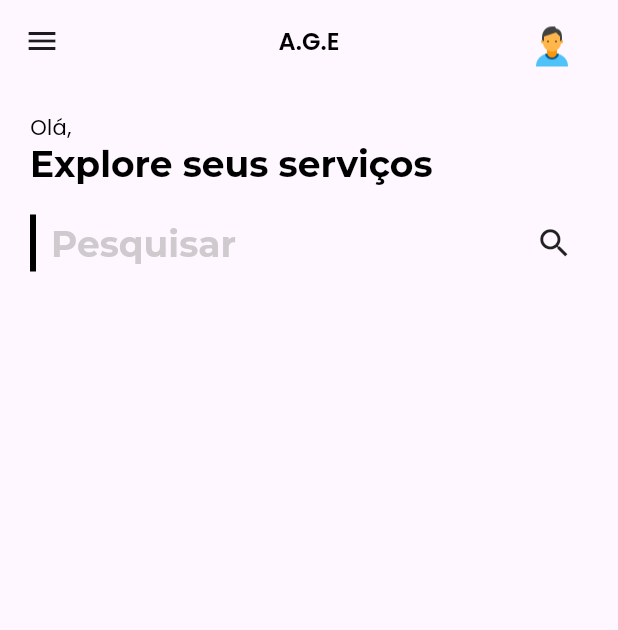
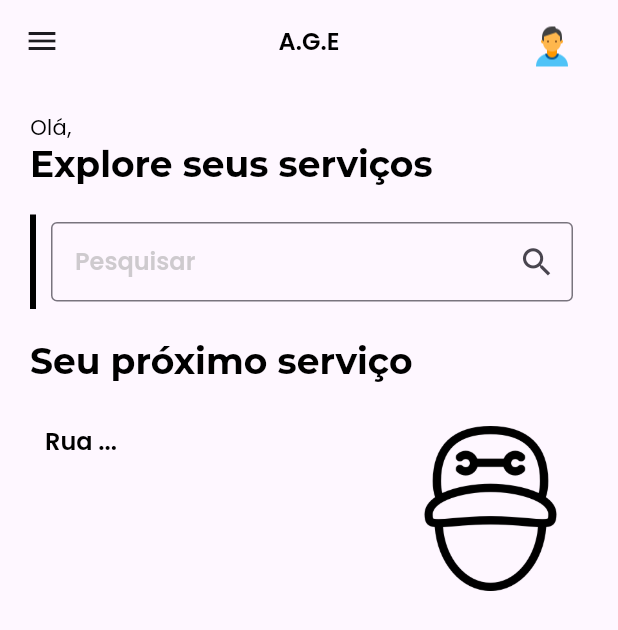
Before and after one commit to BrunoImai/TCC, a Flutter app: the TechnicianHomeScreen screen opened directly, on a phone screen of 412 x 824 dp. Shown: the top 630 px of the screen. Run offline on Flutter 3.47's test engine with Material 3 defaults, Android fonts, the phone set to English and light mode, and no system bars; our stand-ins replace flutter_otp_text_field, get, google_fonts.

Commit message:
Alterações Login, Cadastro, Home
Mudança senha login e cadastro
Continuação tela home

```diff
--- a/front/lib/src/constants/sizes.dart
+++ b/front/lib/src/constants/sizes.dart
@@ -4,3 +4,4 @@ const buttomHeight = 15.0;
 const formHeight = 30.0;
 const homePadding = 20.0;
 const homeCardPadding = 10.0;
+const homeCardHeight = 50.0;
--- a/front/lib/src/features/authentication/screens/login/login_form_widget.dart
+++ b/front/lib/src/features/authentication/screens/login/login_form_widget.dart
@@ -2,7 +2,7 @@ import 'package:flutter/material.dart';
 import 'package:get/get.dart';
 import 'package:get/get_core/src/get_main.dart';
 import 'package:tcc_front/src/features/authentication/screens/forget_password/forget_password_screen.dart';
-import 'package:tcc_front/src/features/core_technician/screens/home_screen/technician_home_screen.dart';
+import 'package:tcc_front/src/features/core/screens/home_screen/technician_home_screen.dart';
 
 import '../../../../constants/sizes.dart';
 import '../../../../constants/text_strings.dart';
@@ -29,6 +29,7 @@ class LoginForm extends StatelessWidget {
             ),
             const SizedBox(height: formHeight - 20),
             TextFormField(
+              obscureText: true,
               decoration: const InputDecoration(
                 prefixIcon: Icon(Icons.fingerprint),
                 labelText: password,
--- a/front/lib/src/features/authentication/screens/signup/signup_form_widget.dart
+++ b/front/lib/src/features/authentication/screens/signup/signup_form_widget.dart
@@ -33,11 +33,13 @@ class SignUpFormWidget extends StatelessWidget {
             ),
             const SizedBox(height: formHeight - 20),
             TextFormField(
+              obscureText: true,
               decoration: const InputDecoration(
                   label: Text(password), prefixIcon: Icon(Icons.fingerprint)),
             ),
             const SizedBox(height: formHeight - 20),
             TextFormField(
+              obscureText: true,
               decoration: const InputDecoration(
                   label: Text(confirmPassword), prefixIcon: Icon(Icons.fingerprint)),
             ),
--- /dev/null
+++ b/front/lib/src/features/core/screens/home_screen/technician_home_screen.dart
@@ -0,0 +1,121 @@
+import 'package:flutter/cupertino.dart';
+import 'package:flutter/material.dart';
+import 'package:flutter/widgets.dart';
+import 'package:tcc_front/src/constants/colors.dart';
+import 'package:tcc_front/src/constants/images_strings.dart';
+import 'package:tcc_front/src/constants/sizes.dart';
+import 'package:tcc_front/src/features/core/screens/home_screen/widgets/technician_appbar.dart';
+
+import '../../../../constants/text_strings.dart';
+
+class TechnicianHomeScreen extends StatelessWidget{
+  const TechnicianHomeScreen({Key? key}) : super(key: key);
+
+  @override
+  Widget build(BuildContext context) {
+    return Scaffold(
+      appBar: const HomeAppBar(),
+      body: SingleChildScrollView(
+        child: Container(
+        padding: const EdgeInsets.all(homePadding),
+        child: Column(
+          crossAxisAlignment: CrossAxisAlignment.start,
+          children: [
+
+            //Heading
+            Text(homePageTitle, style: Theme.of(context).textTheme.bodyText2,),
+            Text(exploreServices, style: Theme.of(context).textTheme.headline2,),
+            const SizedBox(height: homePadding,),
+
+            //Search Box
+            Container(
+              decoration: const BoxDecoration(border: Border(left: BorderSide(width: 4))),
+              padding: const EdgeInsets.symmetric(horizontal: 10, vertical: 5),
+              child: Row(
+                mainAxisAlignment: MainAxisAlignment.spaceBetween,
+                children: [
+                  Expanded(
+                    child: TextField(
+                      onChanged: (value) {
+                      },
+                      decoration: InputDecoration(
+                        hintText: search,
+                        hintStyle: TextStyle(color: Colors.grey.withOpacity(0.5)),
+                        suffixIcon: IconButton(
+                          onPressed: () {},
+                          icon: const Icon(Icons.search, size: 25),
+                        ),
+                      ),
+                      style: Theme.of(context).textTheme.headline4,
+                    ),
+                  ),
+                ],
+              ),
+            ),
+            const SizedBox(height: homePadding,),
+
+            //Next Service
+            Text(nextService, style: Theme.of(context).textTheme.headline2,),
+            const SizedBox(height: homePadding,),
+            SizedBox(
+              width: double.infinity,
+              height: 320,
+              child: Container(
+                decoration: BoxDecoration(borderRadius: BorderRadius.circular(10), color: Colors.transparent),
+                padding: const EdgeInsets.all(10),
+                child: Column(
+                    crossAxisAlignment: CrossAxisAlignment.start,
+                  children: [
+                    Row(
+                      mainAxisAlignment: MainAxisAlignment.spaceBetween,
+                      crossAxisAlignment: CrossAxisAlignment.start,
+                      children: [
+                        Flexible(
+                          child: Text(
+                            "Rua ...",
+                            style: Theme.of(context).textTheme.headline4,
+                            maxLines: 2,
+                            overflow: TextOverflow.ellipsis,
+                          ),
+                        ),
+                        Flexible(
+                            child: const Image(image: AssetImage(welcomeImage), height: 110,)
+                          ),
+                        ],
+                      ),
+                    /*Row(
+                      children: [
+                        ElevatedButton(
+                          style: ElevatedButton.styleFrom(shape: const CircleBorder()),
+                          onPressed: (){},
+                          child: const Icon(Icons.play_arrow),
+                        ),
+                        SizedBox(width: homeCardPadding,),
+                        Column(
+                          crossAxisAlignment: CrossAxisAlignment.start,
+                          children: [
+                            Text(
+                              list[index].heading,
+                              style: txtTheme.headline4,
+                              overflow: TextOverflow.ellipsis,
+                            ),
+                            Text(
+                              list[index].subHeading,
+                              style: txtTheme.bodyText2,
+                              overflow: TextOverflow.ellipsis,
+                            ),
+                          ],
+                        ),
+                      ],
+                    ),*/
+                    ],
+                  ),
+                ),
+              ),
+            ],
+          ),
+        ),
+      ),
+    );
+  }
+}
--- a/front/lib/src/features/core_technician/screens/home_screen/widgets/technician_appbar.dart
+++ b/front/lib/src/features/core/screens/home_screen/widgets/technician_appbar.dart
@@ -14,8 +14,11 @@ class HomeAppBar extends StatelessWidget implements PreferredSizeWidget{
       elevation: 0,
       centerTitle: true,
       backgroundColor: Colors.transparent,
-      leading: const Icon(
-        Icons.menu,
+      leading: IconButton(
+        onPressed: () {
+          Scaffold.of(context).openDrawer();
+        },
+        icon: const Icon(Icons.menu),
       ),
       title: Text(appName, style: Theme.of(context).textTheme.headline4),
       actions: [
--- a/front/lib/src/features/core_technician/screens/home_screen/technician_home_screen.dart
+++ /dev/null
@@ -1,70 +0,0 @@
-import 'package:flutter/cupertino.dart';
-import 'package:flutter/material.dart';
-import 'package:flutter/widgets.dart';
-import 'package:tcc_front/src/constants/colors.dart';
-import 'package:tcc_front/src/constants/images_strings.dart';
-import 'package:tcc_front/src/constants/sizes.dart';
-import 'package:tcc_front/src/features/core_technician/screens/home_screen/widgets/technician_appbar.dart';
-
-import '../../../../constants/text_strings.dart';
-
-class TechnicianHomeScreen extends StatelessWidget{
-  const TechnicianHomeScreen({Key? key}) : super(key: key);
-
-  @override
-  Widget build(BuildContext context) {
-    return Scaffold(
-      appBar: const HomeAppBar(),
-      body: SingleChildScrollView(
-        child: Container(
-        padding: const EdgeInsets.all(homePadding),
-        child: Column(
-          crossAxisAlignment: CrossAxisAlignment.start,
-          children: [
-            //Heading
-            Text(homePageTitle, style: Theme.of(context).textTheme.bodyText2,),
-            Text(exploreServices, style: Theme.of(context).textTheme.headline2,),
-            const SizedBox(height: homePadding,),
-
-            //Search Box
-            Container(
-              decoration: const BoxDecoration(border: Border(left: BorderSide(width: 4))),
-              padding: const EdgeInsets.symmetric(horizontal: 10, vertical: 5),
-              child: Row(
-                mainAxisAlignment: MainAxisAlignment.spaceBetween,
-                children: [
-                  Text(search, style: Theme.of(context).textTheme.headline2?.apply(color: Colors.grey.withOpacity(0.5))),
-                  const Icon(Icons.search, size: 25),
-                ],
-              ),
-            ),
-            const SizedBox(height: homePadding,),
-
-            //Next Service
-            /*Row(
-              children: [
-                Expanded(
-                  child: Container(
-                    decoration: BoxDecoration(borderRadius: BorderRadius.circular(10), color: cardBgColor),
-                    padding: const EdgeInsets.symmetric(horizontal: 10, vertical: 20),
-                    child: Column(
-                      children: [
-                        Row(
-                          crossAxisAlignment: CrossAxisAlignment
-                          children: const [
-                            Flexible(child: Image(image: AssetImage(welcomeImage))),
-                          ],
-                        )
-                      ],
-                    ),
-                  ),
-                )
-              ],
-            ),*/
-          ],
-        ),
-        ),
-      ),
-    );
-  }
-}
```
